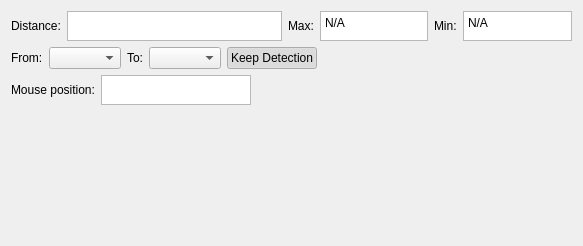
First picture: the form in core/panel/run_Measurement.ui, repository KmolYuan/Pyslvs-UI, before the edit.
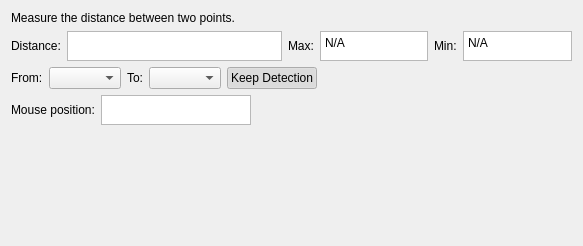
Second picture: the form after the edit.

```diff
--- a/core/panel/run_Measurement.ui
+++ b/core/panel/run_Measurement.ui
@@ -23,6 +23,13 @@
    <string>Form</string>
   </property>
   <layout class="QVBoxLayout" name="verticalLayout">
+   <item>
+    <widget class="QLabel" name="label_7">
+     <property name="text">
+      <string>&lt;html&gt;&lt;head/&gt;&lt;body&gt;&lt;p&gt;Measure the distance between two points.&lt;/p&gt;&lt;/body&gt;&lt;/html&gt;</string>
+     </property>
+    </widget>
+   </item>
    <item>
     <layout class="QHBoxLayout" name="horizontalLayout_3">
      <item>
```
